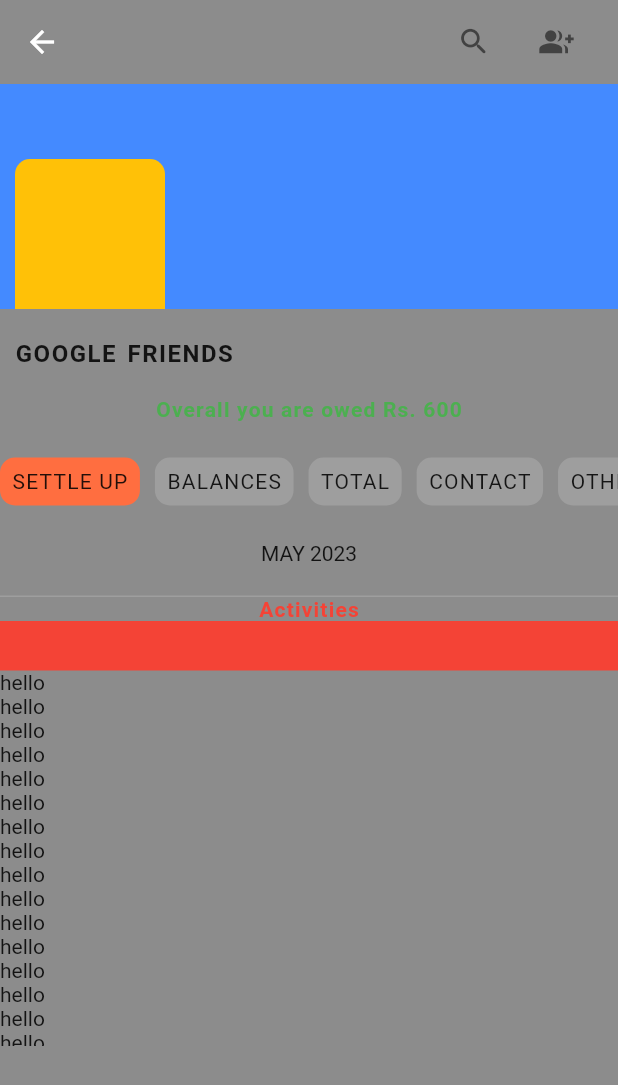
After one commit to itkum101/splitMoney, a Flutter app: the GroupDetail screen opened by its route, on a phone screen of 412 x 824 dp. The commit adds this screen. Shown: the top 1085 px of the screen. Run offline on Flutter 3.47's test engine with Material 2 defaults, Android fonts, the phone set to English and light mode, and no system bars; our stand-ins replace contacts_service, image_cropper, image_picker, permission_handler.

Commit message:
JUST TRYING

```diff
--- a/lib/Widgets/group_tile.dart
+++ b/lib/Widgets/group_tile.dart
@@ -1,4 +1,5 @@
 import 'package:flutter/material.dart';
+import 'package:splitmoney/routes/Groups/group_detail.dart';
 
 class GroupTile extends StatelessWidget {
   final String name;
@@ -7,7 +8,14 @@
 
   @override
   Widget build(BuildContext context) {
-    return Padding(
+    return GestureDetector(
+      onTap: () => {
+        Navigator.pushNamed(
+          context,
+          GroupDetail.routeName,
+        )
+      },
+      child: Padding(
         padding: const EdgeInsets.symmetric(horizontal: 20, vertical: 7),
         child: Row(
           children: [
@@ -44,6 +52,7 @@
             )
           ],
         ),
+      ),
     );
   }
 }
--- /dev/null
+++ b/lib/data/groupdetail_tab_data.dart
@@ -0,0 +1,9 @@
+import 'package:splitmoney/models/groupdetail_tab.dart';
+
+List<GroupDetailTab> groupDetailTabtems = [
+  GroupDetailTab(tabTitle: "SETTLE UP"),
+  GroupDetailTab(tabTitle: "BALANCES"),
+  GroupDetailTab(tabTitle: "TOTAL"),
+  GroupDetailTab(tabTitle: "CONTACT"),
+  GroupDetailTab(tabTitle: "OTHERS"),
+];
--- a/lib/main.dart
+++ b/lib/main.dart
@@ -5,6 +5,7 @@
 import 'package:splitmoney/provider/activity_list_provider.dart';
 import 'package:splitmoney/provider/friend_name_provider.dart';
 import 'package:splitmoney/provider/group_name_provider.dart';
+import 'package:splitmoney/routes/Groups/group_detail.dart';
 
 //Import Routes
 import 'package:splitmoney/routes/Main_Screen.dart';
@@ -28,7 +29,7 @@
       routes: {
         '/': (ctx) => const MyApp(),
         AddExpense.routeName: (ctx) => const AddExpense(),
-
+        GroupDetail.routeName: (ctx) => const GroupDetail(),
         // EXAMPLE
         // CartScreen.routeName: (ctx) => CartScreen(),
         // In cartscreen simply do static const routeName= '/product-detail';
--- /dev/null
+++ b/lib/models/groupdetail_tab.dart
@@ -0,0 +1,5 @@
+class GroupDetailTab {
+  final String tabTitle;
+
+  GroupDetailTab({required this.tabTitle});
+}
--- /dev/null
+++ b/lib/routes/Groups/group_activities.dart
@@ -0,0 +1,28 @@
+import 'package:flutter/material.dart';
+import 'package:flutter/src/widgets/container.dart';
+import 'package:flutter/src/widgets/framework.dart';
+
+class GroupActivities extends StatefulWidget {
+  const GroupActivities({super.key});
+
+  @override
+  State<GroupActivities> createState() => _GroupActivitiesState();
+}
+
+class _GroupActivitiesState extends State<GroupActivities> {
+  @override
+  Widget build(BuildContext context) {
+    return Container(
+      height: 250,
+      child: Expanded(
+        child: ListView.builder(
+            shrinkWrap: true,
+            itemCount: 100,
+            scrollDirection: Axis.vertical,
+            itemBuilder: (context, index) {
+              return Text("hello");
+            }),
+      ),
+    );
+  }
+}
--- /dev/null
+++ b/lib/routes/Groups/group_detail.dart
@@ -0,0 +1,74 @@
+import 'package:flutter/material.dart';
+import 'package:splitmoney/routes/Groups/group_activities.dart';
+import 'package:splitmoney/routes/Groups/group_detail_tab_item.dart';
+import 'package:splitmoney/utils/base_app_bar.dart';
+import 'package:splitmoney/utils/profile.dart';
+
+class GroupDetail extends StatefulWidget {
+  static const routeName = '/group-detail';
+  const GroupDetail({super.key});
+
+  @override
+  State<GroupDetail> createState() => _GroupDetailState();
+}
+
+class _GroupDetailState extends State<GroupDetail> {
+  @override
+  Widget build(BuildContext context) {
+    return Scaffold(
+        backgroundColor: Colors.black45,
+        appBar: BaseAppBar(
+          appBar: AppBar(),
+          title: Text("Group Detail"),
+        ),
+        body: Column(
+          crossAxisAlignment: CrossAxisAlignment.start,
+          children: [
+            Profile(),
+            Column(
+              children: [
+                SizedBox(
+                  height: 20,
+                ),
+                Text(
+                  "Overall you are owed Rs. 600",
+                  style: TextStyle(
+                      color: Colors.green,
+                      fontSize: 14,
+                      letterSpacing: 0.8,
+                      fontWeight: FontWeight.bold),
+                ),
+                SizedBox(
+                  height: 20,
+                ),
+                GroupDetailTabItem(),
+                SizedBox(
+                  height: 20,
+                ),
+                Text("MAY 2023"),
+                SizedBox(
+                  height: 20,
+                ),
+                Container(
+                  height: 1,
+                  color: Colors.grey,
+                ),
+                Text(
+                  "Activities",
+                  style: TextStyle(
+                      color: Colors.red,
+                      fontSize: 14,
+                      letterSpacing: 0.8,
+                      fontWeight: FontWeight.w600),
+                ),
+                Container(
+                  height: 33,
+                  color: Colors.red,
+                ),
+                GroupActivities(),
+              ],
+            )
+          ],
+        ));
+  }
+}
--- /dev/null
+++ b/lib/routes/Groups/group_detail_tab_item.dart
@@ -0,0 +1,31 @@
+import 'package:flutter/material.dart';
+import 'package:flutter/src/widgets/container.dart';
+import 'package:flutter/src/widgets/framework.dart';
+import 'package:splitmoney/data/groupdetail_tab_data.dart';
+import 'package:splitmoney/routes/Groups/group_detail_tab_single_item.dart';
+
+class GroupDetailTabItem extends StatelessWidget {
+  const GroupDetailTabItem({super.key});
+
+  @override
+  Widget build(BuildContext context) {
+    return Container(
+      height: 40,
+      child: ListView.builder(
+          itemCount: groupDetailTabtems.length,
+          scrollDirection: Axis.horizontal,
+          itemBuilder: ((context, index) {
+            return Row(
+              children: [
+                GroupDetailTabSingleItem(
+                  name: groupDetailTabtems[index].tabTitle,
+                ),
+                SizedBox(
+                  width: 10,
+                ),
+              ],
+            );
+          })),
+    );
+  }
+}
--- /dev/null
+++ b/lib/routes/Groups/group_detail_tab_single_item.dart
@@ -0,0 +1,39 @@
+import 'package:flutter/material.dart';
+import 'package:flutter/src/widgets/container.dart';
+import 'package:flutter/src/widgets/framework.dart';
+
+class GroupDetailTabSingleItem extends StatelessWidget {
+  final String name;
+  const GroupDetailTabSingleItem({super.key, this.name = "EX"});
+
+  @override
+  Widget build(BuildContext context) {
+    Color tempColour = Colors.grey;
+    if (name == "SETTLE UP") {
+      tempColour = Colors.deepOrangeAccent;
+    }
+    return Container(
+      padding: EdgeInsets.all(8),
+      decoration: BoxDecoration(
+        borderRadius: BorderRadius.circular(10),
+        shape: BoxShape.rectangle,
+        // boxShadow: [
+        //   BoxShadow(
+        //       color: Colors.grey.shade600,
+        //       spreadRadius: 1,
+        //       blurRadius: 15,
+        //       offset: const Offset(0, 5))
+        // ],
+
+        color: tempColour,
+      ),
+      child: Text(
+        name,
+        style: TextStyle(
+          letterSpacing: 0.8,
+          fontWeight: FontWeight.w400,
+        ),
+      ),
+    );
+  }
+}
--- /dev/null
+++ b/lib/utils/base_app_bar.dart
@@ -0,0 +1,52 @@
+import 'package:flutter/material.dart';
+import 'package:splitmoney/routes/Groups/add_group.dart';
+
+class BaseAppBar extends StatelessWidget implements PreferredSizeWidget {
+  final Color backgroundColor = Colors.red;
+  final Text? title;
+  final AppBar appBar;
+  final List<Widget>? widgets;
+
+  /// you can add more fields that meet your needs
+
+  const BaseAppBar({super.key, this.title, required this.appBar, this.widgets});
+
+  @override
+  Widget build(BuildContext context) {
+    return AppBar(
+      elevation: 0,
+      backgroundColor: Colors.transparent,
+      actions: [
+        IconButton(
+            splashRadius: 20,
+            onPressed: () {},
+            icon: Icon(
+              Icons.search_rounded,
+              size: 23,
+              color: Colors.grey[800],
+            )),
+        const SizedBox(
+          width: 7,
+        ),
+        IconButton(
+            splashRadius: 20,
+            onPressed: () {
+              Navigator.push(context, MaterialPageRoute(builder: ((context) {
+                return AddGroup();
+              })));
+            },
+            icon: Icon(
+              Icons.group_add_sharp,
+              size: 23,
+              color: Colors.grey[800],
+            )),
+        const SizedBox(
+          width: 17,
+        ),
+      ],
+    );
+  }
+
+  @override
+  Size get preferredSize => Size.fromHeight(appBar.preferredSize.height);
+}
--- /dev/null
+++ b/lib/utils/profile.dart
@@ -0,0 +1,53 @@
+import 'package:flutter/material.dart';
+import 'package:flutter/src/widgets/container.dart';
+import 'package:flutter/src/widgets/framework.dart';
+
+class Profile extends StatelessWidget {
+  const Profile({super.key});
+
+  @override
+  Widget build(BuildContext context) {
+    return Column(
+      crossAxisAlignment: CrossAxisAlignment.start,
+      children: [
+        Stack(
+          children: [
+            Container(
+              height: 150,
+              color: Colors.blueAccent,
+            ),
+            Positioned(
+              left: 10,
+              bottom: 0,
+              child: Container(
+                  decoration: BoxDecoration(
+                color: Colors.amber,
+                borderRadius: BorderRadius.only(
+                  topLeft: Radius.circular(10),
+                  topRight: Radius.circular(10),
+                ),
+              )),
+              height: 100,
+              width: 100,
+            ),
+          ],
+        ),
+        Padding(
+          padding: const EdgeInsets.only(
+            left: 10,
+            top: 20,
+          ),
+          child: Text(
+            "GOOGLE FRIENDS",
+            style: TextStyle(
+                fontWeight: FontWeight.w600,
+                fontSize: 16,
+                letterSpacing: 1.0,
+                wordSpacing: 2.0,
+                fontFamily: 'Roboto'),
+          ),
+        ),
+      ],
+    );
+  }
+}
```
Also changed, not shown: flutter_01.png (added), flutter_02.png (added). Lines whose indentation alone changed are shown as unchanged.
